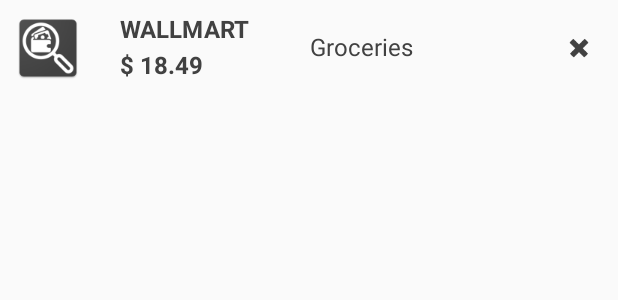
After one commit to gibbo49/MyBank, an Android app: the layout item_list_view.xml on its own in the app's theme, with its tools: preview values and no code run, on a phone screen of 412 x 824 dp. The commit adds this screen. Shown: the top 300 px of the screen. Run offline under Robolectric (Android 15) with nearby library versions, the phone set to English and light mode, and no system bars.

Commit message:
add item list layout for recycler view

```diff
--- a/app/src/main/AndroidManifest.xml
+++ b/app/src/main/AndroidManifest.xml
@@ -6,7 +6,6 @@
         android:allowBackup="true"
         android:icon="@mipmap/ic_launcher"
         android:label="@string/app_name"
-        android:roundIcon="@mipmap/ic_launcher_round"
         android:supportsRtl="true"
         android:theme="@style/AppTheme">
         <activity android:name=".ListActivity">
--- a/app/src/main/res/layout/activity_list.xml
+++ b/app/src/main/res/layout/activity_list.xml
@@ -21,7 +21,10 @@
             android:theme="@style/Menu"
             app:popupTheme="@style/Menu"
             app:subtitleTextColor="#FFFFFF"
-            app:titleTextColor="#FFFFFF" />
+            app:titleTextColor="#FFFFFF"
+            app:navigationIcon="@drawable/mybankicon"
+            app:title="My Bank"
+            android:textAlignment="center"/>
 
     </android.support.design.widget.AppBarLayout>
 
@@ -33,6 +36,8 @@
         android:layout_height="wrap_content"
         android:layout_gravity="bottom|end"
         android:layout_margin="@dimen/fab_margin"
-        app:srcCompat="@android:drawable/ic_dialog_email" />
+        android:tint="@color/common_google_signin_btn_text_dark_default"
+        app:backgroundTint="@color/colorAccent"
+        app:srcCompat="@android:drawable/ic_input_add" />
 
 </android.support.design.widget.CoordinatorLayout>
--- a/app/src/main/res/layout/content_list.xml
+++ b/app/src/main/res/layout/content_list.xml
@@ -9,6 +9,7 @@
     tools:showIn="@layout/activity_list">
 
     <android.support.v7.widget.RecyclerView
+        android:id="@+id/main_list_view"
         android:layout_width="0dp"
         android:layout_height="0dp"
         app:layout_constraintBottom_toBottomOf="parent"
@@ -22,6 +23,7 @@
         android:layout_height="100dp"
         android:gravity="center_vertical|center_horizontal|center"
         android:lineSpacingExtra="4sp"
+        android:text="This Week:\n$1354.68"
         android:textAlignment="center"
         android:textColor="@color/colorAccent"
         android:textSize="30sp"
@@ -29,8 +31,7 @@
         app:layout_constraintEnd_toEndOf="parent"
         app:layout_constraintHorizontal_bias="0.5"
         app:layout_constraintStart_toStartOf="parent"
-        app:layout_constraintTop_toTopOf="parent"
-        tools:text="This Week:\n$1354.68" />
+        app:layout_constraintTop_toTopOf="parent" />
 
 
 </android.support.constraint.ConstraintLayout>
--- /dev/null
+++ b/app/src/main/res/layout/item_list_view.xml
@@ -0,0 +1,69 @@
+<?xml version="1.0" encoding="utf-8"?>
+<android.support.constraint.ConstraintLayout xmlns:android="http://schemas.android.com/apk/res/android"
+    xmlns:app="http://schemas.android.com/apk/res-auto"
+    xmlns:tools="http://schemas.android.com/tools"
+    android:layout_width="match_parent"
+    android:layout_height="wrap_content">
+
+    <ImageView
+        android:id="@+id/item_icon_image"
+        android:layout_width="wrap_content"
+        android:layout_height="wrap_content"
+        android:layout_marginBottom="8dp"
+        android:layout_marginStart="8dp"
+        android:layout_marginTop="8dp"
+        app:layout_constraintBottom_toBottomOf="parent"
+        app:layout_constraintStart_toStartOf="parent"
+        app:layout_constraintTop_toTopOf="parent"
+        app:srcCompat="@mipmap/ic_launcher" />
+
+    <TextView
+        android:id="@+id/item_store_text"
+        android:layout_width="wrap_content"
+        android:layout_height="wrap_content"
+        android:layout_marginStart="24dp"
+        android:textColor="#414141"
+        android:textSize="16sp"
+        android:textStyle="bold"
+        app:layout_constraintStart_toEndOf="@+id/item_icon_image"
+        app:layout_constraintTop_toTopOf="@+id/item_icon_image"
+        tools:text="WALLMART" />
+
+    <TextView
+        android:id="@+id/item_amount_text"
+        android:layout_width="wrap_content"
+        android:layout_height="wrap_content"
+        android:layout_marginStart="24dp"
+        android:textColor="#414141"
+        android:textSize="16sp"
+        android:textStyle="bold"
+        app:layout_constraintBottom_toBottomOf="@+id/item_icon_image"
+        app:layout_constraintStart_toEndOf="@+id/item_icon_image"
+        app:layout_constraintTop_toBottomOf="@+id/item_store_text"
+        tools:text="$ 18.49" />
+
+    <Button
+        android:id="@+id/item_delete_button"
+        android:layout_width="20dp"
+        android:layout_height="20dp"
+        android:layout_marginBottom="8dp"
+        android:layout_marginEnd="16dp"
+        android:layout_marginTop="8dp"
+        android:background="@android:drawable/ic_delete"
+        android:backgroundTint="#414141"
+        app:layout_constraintBottom_toBottomOf="parent"
+        app:layout_constraintEnd_toEndOf="parent"
+        app:layout_constraintTop_toTopOf="parent" />
+
+    <TextView
+        android:id="@+id/item_category_text"
+        android:layout_width="wrap_content"
+        android:layout_height="wrap_content"
+        android:layout_marginStart="40dp"
+        android:textColor="#414141"
+        android:textSize="16sp"
+        app:layout_constraintBottom_toBottomOf="@+id/item_amount_text"
+        app:layout_constraintStart_toEndOf="@+id/item_store_text"
+        app:layout_constraintTop_toTopOf="@+id/item_store_text"
+        tools:text="Groceries" />
+</android.support.constraint.ConstraintLayout>
--- a/app/src/main/res/mipmap-anydpi-v26/ic_launcher.xml
+++ /dev/null
@@ -1,5 +0,0 @@
-<?xml version="1.0" encoding="utf-8"?>
-<adaptive-icon xmlns:android="http://schemas.android.com/apk/res/android">
-    <background android:drawable="@drawable/ic_launcher_background" />
-    <foreground android:drawable="@drawable/ic_launcher_foreground" />
-</adaptive-icon>
--- a/app/src/main/res/mipmap-anydpi-v26/ic_launcher_round.xml
+++ /dev/null
@@ -1,5 +0,0 @@
-<?xml version="1.0" encoding="utf-8"?>
-<adaptive-icon xmlns:android="http://schemas.android.com/apk/res/android">
-    <background android:drawable="@drawable/ic_launcher_background" />
-    <foreground android:drawable="@drawable/ic_launcher_foreground" />
-</adaptive-icon>
```
Also changed, not shown: app/src/main/res/mipmap-hdpi/ic_launcher.png, app/src/main/res/mipmap-hdpi/ic_launcher_round.png (deleted), app/src/main/res/mipmap-mdpi/ic_launcher.png, app/src/main/res/mipmap-mdpi/ic_launcher_round.png (deleted), app/src/main/res/mipmap-xhdpi/ic_launcher.png, app/src/main/res/mipmap-xhdpi/ic_launcher_round.png (deleted), app/src/main/res/mipmap-xxhdpi/ic_launcher.png, app/src/main/res/mipmap-xxhdpi/ic_launcher_round.png (deleted), app/src/main/res/mipmap-xxxhdpi/ic_launcher.png, app/src/main/res/mipmap-xxxhdpi/ic_launcher_round.png (deleted).
